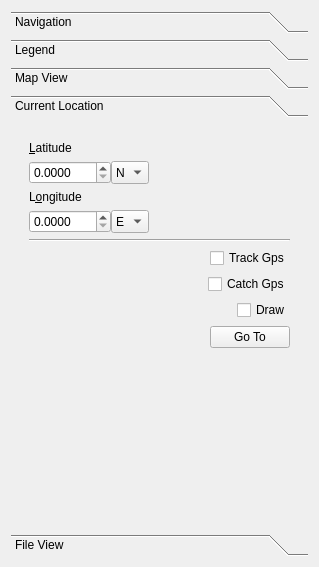
The window that src/lib/MarbleControlBox.ui (KDE/marble) describes before a commit, drawn with Qt 5.
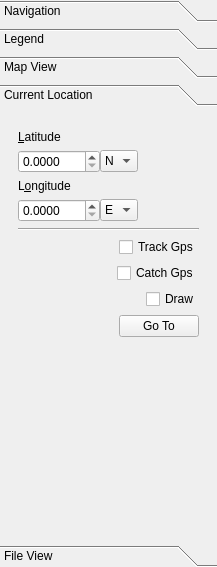
The same window after the commit. The open tabs and pages were chosen to show the change. Icons and pictures are not drawn. Custom widgets are drawn as their Qt base class.

Commit message: - Got it repaired!!!

Patch:
```diff
--- a/src/lib/MarbleControlBox.ui
+++ b/src/lib/MarbleControlBox.ui
@@ -5,19 +5,21 @@
    <rect>
     <x>0</x>
     <y>0</y>
-    <width>319</width>
+    <width>217</width>
     <height>567</height>
    </rect>
   </property>
   <property name="sizePolicy" >
-   <sizepolicy vsizetype="Preferred" hsizetype="Preferred" >
+   <sizepolicy>
+    <hsizetype>0</hsizetype>
+    <vsizetype>0</vsizetype>
     <horstretch>0</horstretch>
     <verstretch>0</verstretch>
    </sizepolicy>
   </property>
   <property name="minimumSize" >
    <size>
-    <width>185</width>
+    <width>150</width>
     <height>0</height>
    </size>
   </property>
@@ -31,6 +33,9 @@
    <enum>Qt::LeftToRight</enum>
   </property>
   <layout class="QVBoxLayout" >
+   <property name="margin" >
+    <number>0</number>
+   </property>
    <property name="spacing" >
     <number>6</number>
    </property>
@@ -504,21 +509,26 @@
        <rect>
         <x>0</x>
         <y>0</y>
-        <width>96</width>
-        <height>34</height>
+        <width>217</width>
+        <height>412</height>
        </rect>
       </property>
       <attribute name="label" >
        <string>Current Location</string>
       </attribute>
       <layout class="QVBoxLayout" >
+       <property name="margin" >
+        <number>9</number>
+       </property>
        <property name="spacing" >
         <number>6</number>
        </property>
        <item>
         <widget class="QFrame" name="currentLocationFrame" >
          <property name="sizePolicy" >
-          <sizepolicy vsizetype="MinimumExpanding" hsizetype="Preferred" >
+          <sizepolicy>
+           <hsizetype>7</hsizetype>
+           <vsizetype>7</vsizetype>
            <horstretch>0</horstretch>
            <verstretch>0</verstretch>
           </sizepolicy>
@@ -530,6 +540,9 @@
           <enum>QFrame::Raised</enum>
          </property>
          <layout class="QVBoxLayout" >
+          <property name="margin" >
+           <number>9</number>
+          </property>
           <property name="spacing" >
            <number>6</number>
           </property>
@@ -545,6 +558,9 @@
           </item>
           <item>
            <layout class="QHBoxLayout" >
+            <property name="margin" >
+             <number>0</number>
+            </property>
             <property name="spacing" >
              <number>0</number>
             </property>
@@ -567,7 +583,9 @@
             <item>
              <widget class="QComboBox" name="m_latComboBox" >
               <property name="sizePolicy" >
-               <sizepolicy vsizetype="Preferred" hsizetype="Fixed" >
+               <sizepolicy>
+                <hsizetype>0</hsizetype>
+                <vsizetype>0</vsizetype>
                 <horstretch>0</horstretch>
                 <verstretch>0</verstretch>
                </sizepolicy>
@@ -617,6 +635,9 @@
           </item>
           <item>
            <layout class="QHBoxLayout" >
+            <property name="margin" >
+             <number>0</number>
+            </property>
             <property name="spacing" >
              <number>0</number>
             </property>
@@ -639,7 +660,9 @@
             <item>
              <widget class="QComboBox" name="m_lonComboBox" >
               <property name="sizePolicy" >
-               <sizepolicy vsizetype="Preferred" hsizetype="Fixed" >
+               <sizepolicy>
+                <hsizetype>0</hsizetype>
+                <vsizetype>0</vsizetype>
                 <horstretch>0</horstretch>
                 <verstretch>0</verstretch>
                </sizepolicy>
@@ -686,11 +709,17 @@
           </item>
           <item>
            <layout class="QVBoxLayout" >
+            <property name="margin" >
+             <number>0</number>
+            </property>
             <property name="spacing" >
              <number>6</number>
             </property>
             <item>
              <layout class="QHBoxLayout" >
+              <property name="margin" >
+               <number>0</number>
+              </property>
               <property name="spacing" >
                <number>6</number>
               </property>
@@ -718,6 +747,9 @@
             </item>
             <item>
              <layout class="QHBoxLayout" >
+              <property name="margin" >
+               <number>0</number>
+              </property>
               <property name="spacing" >
                <number>6</number>
               </property>
@@ -745,6 +777,9 @@
             </item>
             <item>
              <layout class="QHBoxLayout" >
+              <property name="margin" >
+               <number>0</number>
+              </property>
               <property name="spacing" >
                <number>6</number>
               </property>
@@ -775,6 +810,9 @@
             </item>
             <item>
              <layout class="QHBoxLayout" >
+              <property name="margin" >
+               <number>0</number>
+              </property>
               <property name="spacing" >
                <number>6</number>
               </property>
```
Left out of the diff: 90 changed lines with no effect on the pictures.
